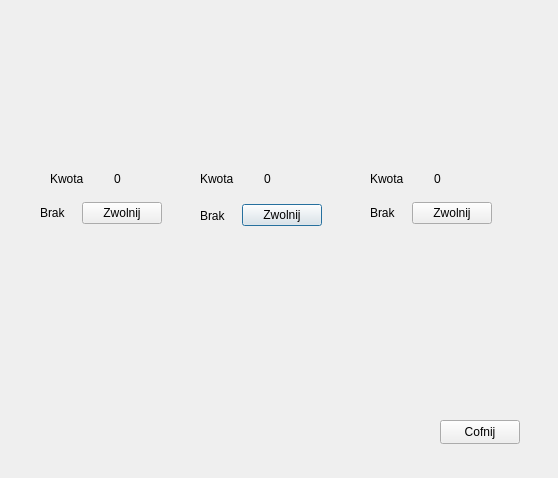
damdorsz/ProjektPK, file stanstolikow.ui: the form before one commit.
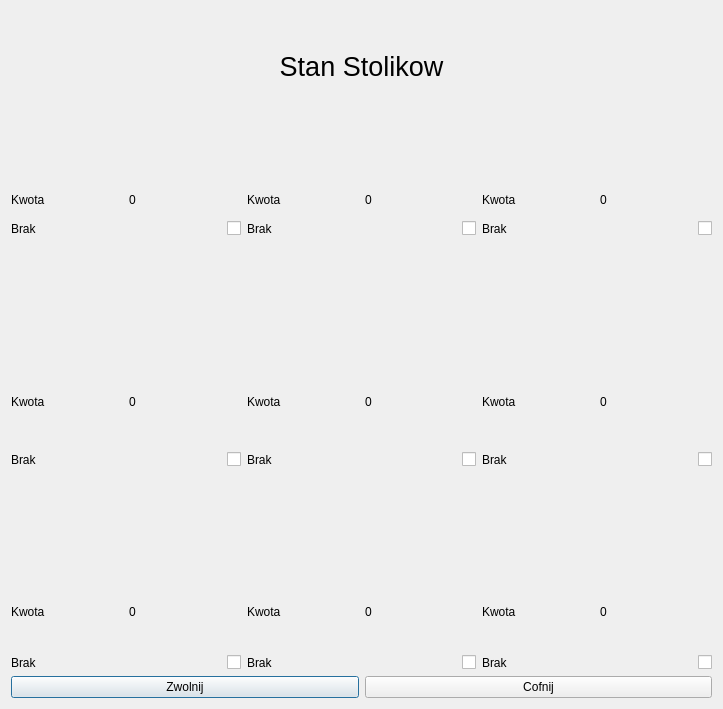
The form after the commit.

Patch:
```diff
--- a/stanstolikow.ui
+++ b/stanstolikow.ui
@@ -6,87 +6,65 @@
    <rect>
     <x>0</x>
     <y>0</y>
-    <width>558</width>
-    <height>478</height>
+    <width>723</width>
+    <height>709</height>
    </rect>
   </property>
   <property name="windowTitle">
    <string>Dialog</string>
   </property>
-  <widget class="QLabel" name="label_stolik1_2">
-   <property name="geometry">
-    <rect>
-     <x>210</x>
-     <y>20</y>
-     <width>141</width>
-     <height>121</height>
-    </rect>
+  <layout class="QGridLayout" name="gridLayout">
+   <item row="0" column="0">
+    <layout class="QVBoxLayout" name="verticalLayout_22">
+     <item>
+      <layout class="QVBoxLayout" name="verticalLayout_20">
+       <item>
+        <widget class="QLabel" name="label_10">
+         <property name="font">
+          <font>
+           <pointsize>20</pointsize>
+          </font>
    </property>
    <property name="text">
-    <string/>
-   </property>
-  </widget>
-  <widget class="QLabel" name="label_stolik1_3">
-   <property name="geometry">
-    <rect>
-     <x>390</x>
-     <y>20</y>
-     <width>141</width>
-     <height>121</height>
-    </rect>
-   </property>
-   <property name="text">
-    <string/>
-   </property>
-  </widget>
-  <widget class="QWidget" name="layoutWidget">
-   <property name="geometry">
-    <rect>
-     <x>200</x>
-     <y>200</y>
-     <width>122</width>
-     <height>31</height>
-    </rect>
-   </property>
-   <layout class="QHBoxLayout" name="horizontalLayout_2">
-    <item>
-     <widget class="QLabel" name="label_czyWolny2">
-      <property name="text">
-       <string>Brak</string>
-      </property>
-     </widget>
+          <string>Stan Stolikow</string>
+         </property>
+         <property name="alignment">
+          <set>Qt::AlignCenter</set>
+         </property>
+        </widget>
     </item>
     <item>
-     <widget class="QPushButton" name="pushButton_zwolnijStolik2">
-      <property name="text">
-       <string>Zwolnij</string>
-      </property>
-     </widget>
-    </item>
-   </layout>
-  </widget>
+        <layout class="QHBoxLayout" name="horizontalLayout_7">
+         <item>
+          <layout class="QVBoxLayout" name="verticalLayout_4">
+           <item>
   <widget class="QLabel" name="label_stolik1">
-   <property name="geometry">
-    <rect>
-     <x>40</x>
-     <y>30</y>
-     <width>141</width>
-     <height>121</height>
-    </rect>
-   </property>
    <property name="text">
     <string/>
    </property>
   </widget>
-  <widget class="QWidget" name="layoutWidget_2">
-   <property name="geometry">
-    <rect>
-     <x>40</x>
-     <y>200</y>
-     <width>122</width>
-     <height>26</height>
-    </rect>
-   </property>
+           </item>
+           <item>
+            <layout class="QVBoxLayout" name="verticalLayout">
+             <item>
+              <layout class="QHBoxLayout" name="horizontalLayout_4">
+               <item>
+                <widget class="QLabel" name="label">
+                 <property name="text">
+                  <string>Kwota</string>
+                 </property>
+                </widget>
+               </item>
+               <item>
+                <widget class="QLabel" name="label_kwota1_1">
+                 <property name="text">
+                  <string>0</string>
+                 </property>
+                </widget>
+               </item>
+              </layout>
+             </item>
+             <item>
    <layout class="QHBoxLayout" name="horizontalLayout">
     <item>
      <widget class="QLabel" name="label_czyWolny1">
@@ -96,75 +74,33 @@
      </widget>
     </item>
     <item>
-     <widget class="QPushButton" name="pushButton_ZwolnijStolik1">
+                <widget class="QCheckBox" name="checkBox_1">
+                 <property name="layoutDirection">
+                  <enum>Qt::RightToLeft</enum>
+                 </property>
       <property name="text">
-       <string>Zwolnij</string>
+                  <string/>
       </property>
      </widget>
     </item>
    </layout>
-  </widget>
-  <widget class="QWidget" name="layoutWidget_3">
-   <property name="geometry">
-    <rect>
-     <x>370</x>
-     <y>200</y>
-     <width>122</width>
-     <height>26</height>
-    </rect>
-   </property>
-   <layout class="QHBoxLayout" name="horizontalLayout_3">
-    <item>
-     <widget class="QLabel" name="label_czyWolny3">
-      <property name="text">
-       <string>Brak</string>
-      </property>
-     </widget>
-    </item>
-    <item>
-     <widget class="QPushButton" name="pushButton_zwolnijStolik3">
-      <property name="text">
-       <string>Zwolnij</string>
-      </property>
-     </widget>
-    </item>
-   </layout>
-  </widget>
-  <widget class="QPushButton" name="pushButton">
-   <property name="geometry">
-    <rect>
-     <x>610</x>
-     <y>590</y>
-     <width>80</width>
-     <height>24</height>
-    </rect>
-   </property>
+             </item>
+            </layout>
+           </item>
+          </layout>
+         </item>
+         <item>
+          <layout class="QVBoxLayout" name="verticalLayout_5">
+           <item>
+            <widget class="QLabel" name="label_stolik2">
    <property name="text">
-    <string>cofnij</string>
-   </property>
-  </widget>
-  <widget class="QPushButton" name="pushButton_2">
-   <property name="geometry">
-    <rect>
-     <x>440</x>
-     <y>420</y>
-     <width>80</width>
-     <height>24</height>
-    </rect>
-   </property>
-   <property name="text">
-    <string>Cofnij</string>
-   </property>
-  </widget>
-  <widget class="QWidget" name="layoutWidget_4">
-   <property name="geometry">
-    <rect>
-     <x>200</x>
-     <y>170</y>
-     <width>121</width>
-     <height>18</height>
-    </rect>
-   </property>
+              <string/>
+             </property>
+            </widget>
+           </item>
+           <item>
+            <layout class="QVBoxLayout" name="verticalLayout_2">
+             <item>
    <layout class="QHBoxLayout" name="horizontalLayout_5">
     <item>
      <widget class="QLabel" name="label_2">
@@ -181,16 +117,44 @@
      </widget>
     </item>
    </layout>
-  </widget>
-  <widget class="QWidget" name="layoutWidget_5">
-   <property name="geometry">
-    <rect>
-     <x>370</x>
-     <y>170</y>
-     <width>121</width>
-     <height>18</height>
-    </rect>
-   </property>
+             </item>
+             <item>
+              <layout class="QHBoxLayout" name="horizontalLayout_2">
+               <item>
+                <widget class="QLabel" name="label_czyWolny2">
+                 <property name="text">
+                  <string>Brak</string>
+                 </property>
+                </widget>
+               </item>
+               <item>
+                <widget class="QCheckBox" name="checkBox_2">
+                 <property name="layoutDirection">
+                  <enum>Qt::RightToLeft</enum>
+                 </property>
+                 <property name="text">
+                  <string/>
+                 </property>
+                </widget>
+               </item>
+              </layout>
+             </item>
+            </layout>
+           </item>
+          </layout>
+         </item>
+         <item>
+          <layout class="QVBoxLayout" name="verticalLayout_6">
+           <item>
+            <widget class="QLabel" name="label_stolik3">
+             <property name="text">
+              <string/>
+             </property>
+            </widget>
+           </item>
+           <item>
+            <layout class="QVBoxLayout" name="verticalLayout_3">
+             <item>
    <layout class="QHBoxLayout" name="horizontalLayout_6">
     <item>
      <widget class="QLabel" name="label_3">
@@ -207,33 +171,397 @@
      </widget>
     </item>
    </layout>
-  </widget>
-  <widget class="QWidget" name="">
-   <property name="geometry">
-    <rect>
-     <x>50</x>
-     <y>170</y>
-     <width>121</width>
-     <height>18</height>
-    </rect>
-   </property>
-   <layout class="QHBoxLayout" name="horizontalLayout_4">
+             </item>
+             <item>
+              <layout class="QHBoxLayout" name="horizontalLayout_3">
+               <item>
+                <widget class="QLabel" name="label_czyWolny3">
+                 <property name="text">
+                  <string>Brak</string>
+                 </property>
+                </widget>
+               </item>
+               <item>
+                <widget class="QCheckBox" name="checkBox_3">
+                 <property name="layoutDirection">
+                  <enum>Qt::RightToLeft</enum>
+                 </property>
+                 <property name="text">
+                  <string/>
+                 </property>
+                </widget>
+               </item>
+              </layout>
+             </item>
+            </layout>
+           </item>
+          </layout>
+         </item>
+        </layout>
+       </item>
+      </layout>
+     </item>
     <item>
-     <widget class="QLabel" name="label">
+      <layout class="QHBoxLayout" name="horizontalLayout_8">
+       <item>
+        <layout class="QVBoxLayout" name="verticalLayout_7">
+         <item>
+          <widget class="QLabel" name="label_stolik4">
       <property name="text">
+            <string/>
+           </property>
+          </widget>
+         </item>
+         <item>
+          <layout class="QVBoxLayout" name="verticalLayout_8">
+           <item>
+            <layout class="QHBoxLayout" name="horizontalLayout_9">
+             <item>
+              <widget class="QLabel" name="label_4">
+               <property name="text">
        <string>Kwota</string>
       </property>
      </widget>
     </item>
     <item>
-     <widget class="QLabel" name="label_kwota1">
+              <widget class="QLabel" name="label_kwota1_4">
       <property name="text">
        <string>0</string>
       </property>
      </widget>
     </item>
    </layout>
-  </widget>
+           </item>
+           <item>
+            <layout class="QHBoxLayout" name="horizontalLayout_10">
+             <item>
+              <widget class="QLabel" name="label_czyWolny4">
+               <property name="text">
+                <string>Brak</string>
+               </property>
+              </widget>
+             </item>
+             <item>
+              <widget class="QCheckBox" name="checkBox_4">
+               <property name="layoutDirection">
+                <enum>Qt::RightToLeft</enum>
+               </property>
+               <property name="text">
+                <string/>
+               </property>
+              </widget>
+             </item>
+            </layout>
+           </item>
+          </layout>
+         </item>
+        </layout>
+       </item>
+       <item>
+        <layout class="QVBoxLayout" name="verticalLayout_9">
+         <item>
+          <widget class="QLabel" name="label_stolik5">
+           <property name="text">
+            <string/>
+           </property>
+          </widget>
+         </item>
+         <item>
+          <layout class="QVBoxLayout" name="verticalLayout_10">
+           <item>
+            <layout class="QHBoxLayout" name="horizontalLayout_11">
+             <item>
+              <widget class="QLabel" name="label_5">
+               <property name="text">
+                <string>Kwota</string>
+               </property>
+              </widget>
+             </item>
+             <item>
+              <widget class="QLabel" name="label_kwota1_5">
+               <property name="text">
+                <string>0</string>
+               </property>
+              </widget>
+             </item>
+            </layout>
+           </item>
+           <item>
+            <layout class="QHBoxLayout" name="horizontalLayout_12">
+             <item>
+              <widget class="QLabel" name="label_czyWolny5">
+               <property name="text">
+                <string>Brak</string>
+               </property>
+              </widget>
+             </item>
+             <item>
+              <widget class="QCheckBox" name="checkBox_5">
+               <property name="layoutDirection">
+                <enum>Qt::RightToLeft</enum>
+               </property>
+               <property name="text">
+                <string/>
+               </property>
+              </widget>
+             </item>
+            </layout>
+           </item>
+          </layout>
+         </item>
+        </layout>
+       </item>
+       <item>
+        <layout class="QVBoxLayout" name="verticalLayout_11">
+         <item>
+          <widget class="QLabel" name="label_stolik6">
+           <property name="text">
+            <string/>
+           </property>
+          </widget>
+         </item>
+         <item>
+          <layout class="QVBoxLayout" name="verticalLayout_12">
+           <item>
+            <layout class="QHBoxLayout" name="horizontalLayout_13">
+             <item>
+              <widget class="QLabel" name="label_6">
+               <property name="text">
+                <string>Kwota</string>
+               </property>
+              </widget>
+             </item>
+             <item>
+              <widget class="QLabel" name="label_kwota1_6">
+               <property name="text">
+                <string>0</string>
+               </property>
+              </widget>
+             </item>
+            </layout>
+           </item>
+           <item>
+            <layout class="QHBoxLayout" name="horizontalLayout_14">
+             <item>
+              <widget class="QLabel" name="label_czyWolny6">
+               <property name="text">
+                <string>Brak</string>
+               </property>
+              </widget>
+             </item>
+             <item>
+              <widget class="QCheckBox" name="checkBox_6">
+               <property name="layoutDirection">
+                <enum>Qt::RightToLeft</enum>
+               </property>
+               <property name="text">
+                <string/>
+               </property>
+              </widget>
+             </item>
+            </layout>
+           </item>
+          </layout>
+         </item>
+        </layout>
+       </item>
+      </layout>
+     </item>
+     <item>
+      <layout class="QVBoxLayout" name="verticalLayout_21">
+       <item>
+        <layout class="QVBoxLayout" name="verticalLayout_19">
+         <item>
+          <layout class="QHBoxLayout" name="horizontalLayout_15">
+           <item>
+            <layout class="QVBoxLayout" name="verticalLayout_13">
+             <item>
+              <widget class="QLabel" name="label_stolik7">
+               <property name="text">
+                <string/>
+               </property>
+              </widget>
+             </item>
+             <item>
+              <layout class="QVBoxLayout" name="verticalLayout_14">
+               <item>
+                <layout class="QHBoxLayout" name="horizontalLayout_16">
+                 <item>
+                  <widget class="QLabel" name="label_7">
+                   <property name="text">
+                    <string>Kwota</string>
+                   </property>
+                  </widget>
+                 </item>
+                 <item>
+                  <widget class="QLabel" name="label_kwota1_7">
+                   <property name="text">
+                    <string>0</string>
+                   </property>
+                  </widget>
+                 </item>
+                </layout>
+               </item>
+               <item>
+                <layout class="QHBoxLayout" name="horizontalLayout_17">
+                 <item>
+                  <widget class="QLabel" name="label_czyWolny7">
+                   <property name="text">
+                    <string>Brak</string>
+                   </property>
+                  </widget>
+                 </item>
+                 <item>
+                  <widget class="QCheckBox" name="checkBox_7">
+                   <property name="layoutDirection">
+                    <enum>Qt::RightToLeft</enum>
+                   </property>
+                   <property name="text">
+                    <string/>
+                   </property>
+                  </widget>
+                 </item>
+                </layout>
+               </item>
+              </layout>
+             </item>
+            </layout>
+           </item>
+           <item>
+            <layout class="QVBoxLayout" name="verticalLayout_15">
+             <item>
+              <widget class="QLabel" name="label_stolik8">
+               <property name="text">
+                <string/>
+               </property>
+              </widget>
+             </item>
+             <item>
+              <layout class="QVBoxLayout" name="verticalLayout_16">
+               <item>
+                <layout class="QHBoxLayout" name="horizontalLayout_18">
+                 <item>
+                  <widget class="QLabel" name="label_8">
+                   <property name="text">
+                    <string>Kwota</string>
+                   </property>
+                  </widget>
+                 </item>
+                 <item>
+                  <widget class="QLabel" name="label_kwota1_8">
+                   <property name="text">
+                    <string>0</string>
+                   </property>
+                  </widget>
+                 </item>
+                </layout>
+               </item>
+               <item>
+                <layout class="QHBoxLayout" name="horizontalLayout_19">
+                 <item>
+                  <widget class="QLabel" name="label_czyWolny8">
+                   <property name="text">
+                    <string>Brak</string>
+                   </property>
+                  </widget>
+                 </item>
+                 <item>
+                  <widget class="QCheckBox" name="checkBox_8">
+                   <property name="layoutDirection">
+                    <enum>Qt::RightToLeft</enum>
+                   </property>
+                   <property name="text">
+                    <string/>
+                   </property>
+                  </widget>
+                 </item>
+                </layout>
+               </item>
+              </layout>
+             </item>
+            </layout>
+           </item>
+           <item>
+            <layout class="QVBoxLayout" name="verticalLayout_17">
+             <item>
+              <widget class="QLabel" name="label_stolik9">
+               <property name="text">
+                <string/>
+               </property>
+              </widget>
+             </item>
+             <item>
+              <layout class="QVBoxLayout" name="verticalLayout_18">
+               <item>
+                <layout class="QHBoxLayout" name="horizontalLayout_20">
+                 <item>
+                  <widget class="QLabel" name="label_9">
+                   <property name="text">
+                    <string>Kwota</string>
+                   </property>
+                  </widget>
+                 </item>
+                 <item>
+                  <widget class="QLabel" name="label_kwota1_9">
+                   <property name="text">
+                    <string>0</string>
+                   </property>
+                  </widget>
+                 </item>
+                </layout>
+               </item>
+               <item>
+                <layout class="QHBoxLayout" name="horizontalLayout_21">
+                 <item>
+                  <widget class="QLabel" name="label_czyWolny9">
+                   <property name="text">
+                    <string>Brak</string>
+                   </property>
+                  </widget>
+                 </item>
+                 <item>
+                  <widget class="QCheckBox" name="checkBox_9">
+                   <property name="layoutDirection">
+                    <enum>Qt::RightToLeft</enum>
+                   </property>
+                   <property name="text">
+                    <string/>
+                   </property>
+                  </widget>
+                 </item>
+                </layout>
+               </item>
+              </layout>
+             </item>
+            </layout>
+           </item>
+          </layout>
+         </item>
+        </layout>
+       </item>
+       <item>
+        <layout class="QHBoxLayout" name="horizontalLayout_22">
+         <item>
+          <widget class="QPushButton" name="pushButton_zwolnij">
+           <property name="text">
+            <string>Zwolnij</string>
+           </property>
+          </widget>
+         </item>
+         <item>
+          <widget class="QPushButton" name="pushButton_cofnij">
+           <property name="text">
+            <string>Cofnij</string>
+           </property>
+          </widget>
+         </item>
+        </layout>
+       </item>
+      </layout>
+     </item>
+    </layout>
+   </item>
+  </layout>
  </widget>
  <resources/>
  <connections/>
```
Lines whose indentation alone changed are shown as unchanged.
